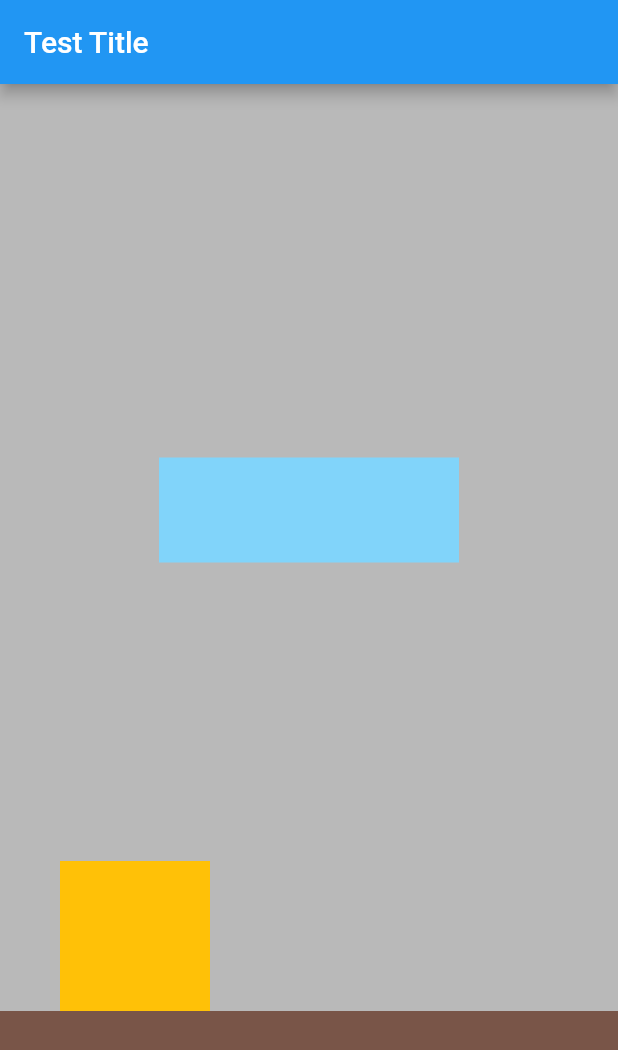
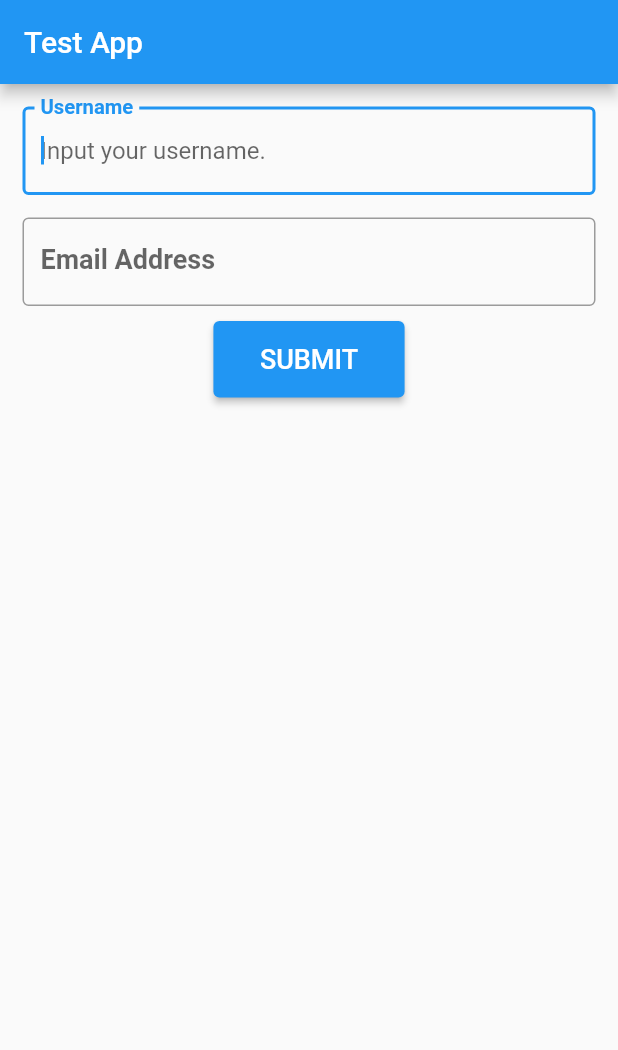
Before and after one commit to TOTALLY-JOHN/flutter_practice_project, a Flutter app: the screen it shows after launch, on a phone screen of 412 x 824 dp. Shown: the top 1050 px of the screen. Run offline on Flutter 3.47's test engine with Material 2 defaults, Android fonts, the phone set to English and light mode, and no system bars.

```diff
--- a/project/lib/main.dart
+++ b/project/lib/main.dart
@@ -1,4 +1,7 @@
 import 'package:flutter/material.dart';
+import 'package:project/successPage.dart';
+
+import 'user.dart';
 
 void main() {
   runApp(const MyApp());
@@ -15,8 +18,12 @@ class MyApp extends StatelessWidget {
         theme: ThemeData(
           primarySwatch: Colors.blue,
         ),
-      home: const MyHomePage(),
-    );
+        // home: const MyHomePage(),
+        initialRoute: '/',
+        routes: {
+          '/': (context) => const MyHomePage(),
+          '/success': (context) => const SuccessPage(),
+        });
   }
 }
 
@@ -28,47 +35,97 @@ class MyHomePage extends StatefulWidget {
 }
 
 class _MyHomePageState extends State<MyHomePage> {
+  final _key = GlobalKey<FormState>();
+  late String _username, _email;
+
   @override
   Widget build(BuildContext context) {
     return Scaffold(
       appBar: AppBar(
-        title: const Text("Test Title"),
+        title: const Text("Test App"),
       ),
       body: Container(
-        child: Stack(
+        padding: const EdgeInsets.all(15),
+        child: Form(
+          key: _key,
+          child: Column(
             children: [
-            Container(
-              width: MediaQuery.of(context).size.width,
-              height: MediaQuery.of(context).size.height,
-              color: Colors.black26,
+              usernameInput(),
+              const SizedBox(
+                height: 15,
               ),
-            Align(
-              alignment: Alignment.bottomLeft,
-              child: Container(
-                width: MediaQuery.of(context).size.width,
-                height: 150,
-                color: Colors.brown,
+              emailInput(),
+              const SizedBox(height: 10),
+              submitButton(),
+            ],
           ),
         ),
-            Align(
-              alignment: Alignment.bottomLeft,
-              child: Container(
-                margin: const EdgeInsets.only(left: 40, bottom: 150),
-                width: 100,
-                height: 100,
-                color: Colors.amber,
+      ),
+    );
+  }
+
+  Widget usernameInput() {
+    return TextFormField(
+      autofocus: true,
+      validator: (val) {
+        if (val!.isEmpty) {
+          return 'The input is empty.';
+        } else {
+          return null;
+        }
+      },
+      onSaved: (username) => _username = username as String,
+      decoration: const InputDecoration(
+        border: OutlineInputBorder(),
+        hintText: 'Input your username.',
+        labelText: 'Username',
+        labelStyle: TextStyle(
+          fontSize: 18,
+          fontWeight: FontWeight.bold,
         ),
       ),
-            Align(
-              alignment: Alignment.center,
-              child: Container(
-                margin: const EdgeInsets.only(bottom: 200),
-                width: 200,
-                height: 70,
-                color: Colors.lightBlue[200],
+    );
+  }
+
+  Widget emailInput() {
+    return TextFormField(
+      autofocus: true,
+      validator: (val) {
+        if (val!.isEmpty) {
+          return 'The input is empty.';
+        } else {
+          return null;
+        }
+      },
+      onSaved: (email) => _email = email as String,
+      decoration: const InputDecoration(
+        border: OutlineInputBorder(),
+        hintText: 'Input your email address.',
+        labelText: 'Email Address',
+        labelStyle: TextStyle(
+          fontSize: 18,
+          fontWeight: FontWeight.bold,
         ),
       ),
-          ],
+    );
+  }
+
+  Widget submitButton() {
+    return ElevatedButton(
+      onPressed: () {
+        if (_key.currentState!.validate()) {
+          _key.currentState!.save();
+          Navigator.pushNamed(context, '/success',
+              arguments: User(_username, _email));
+        }
+      },
+      child: Container(
+        padding: const EdgeInsets.all(15),
+        child: const Text(
+          "SUBMIT",
+          style: TextStyle(
+            fontSize: 18,
+          ),
         ),
       ),
     );
--- /dev/null
+++ b/project/lib/successPage.dart
@@ -0,0 +1,37 @@
+import 'package:flutter/material.dart';
+import 'package:project/user.dart';
+
+class SuccessPage extends StatefulWidget {
+  const SuccessPage({super.key});
+
+  @override
+  State<SuccessPage> createState() => _SuccessPageState();
+}
+
+class _SuccessPageState extends State<SuccessPage> {
+  @override
+  Widget build(BuildContext context) {
+    final User args = ModalRoute.of(context)!.settings.arguments as User;
+    return Scaffold(
+      appBar: AppBar(
+        leading: IconButton(
+          onPressed: () => Navigator.of(context).pop(),
+          icon: const Icon(
+            Icons.arrow_back_ios,
+          ),
+        ),
+        title: const Text("Test App"),
+      ),
+      body: Center(
+        child: Column(
+          mainAxisSize: MainAxisSize.min,
+          children: [
+            const Text("Successfully submitted!"),
+            Text("Username: ${args.username}"),
+            Text("Email: ${args.email}"),
+          ],
+        ),
+      ),
+    );
+  }
+}
--- /dev/null
+++ b/project/lib/user.dart
@@ -0,0 +1,6 @@
+class User {
+  final String username;
+  final String email;
+
+  User(this.username, this.email);
+}
```
Lines whose indentation alone changed are shown as unchanged.
